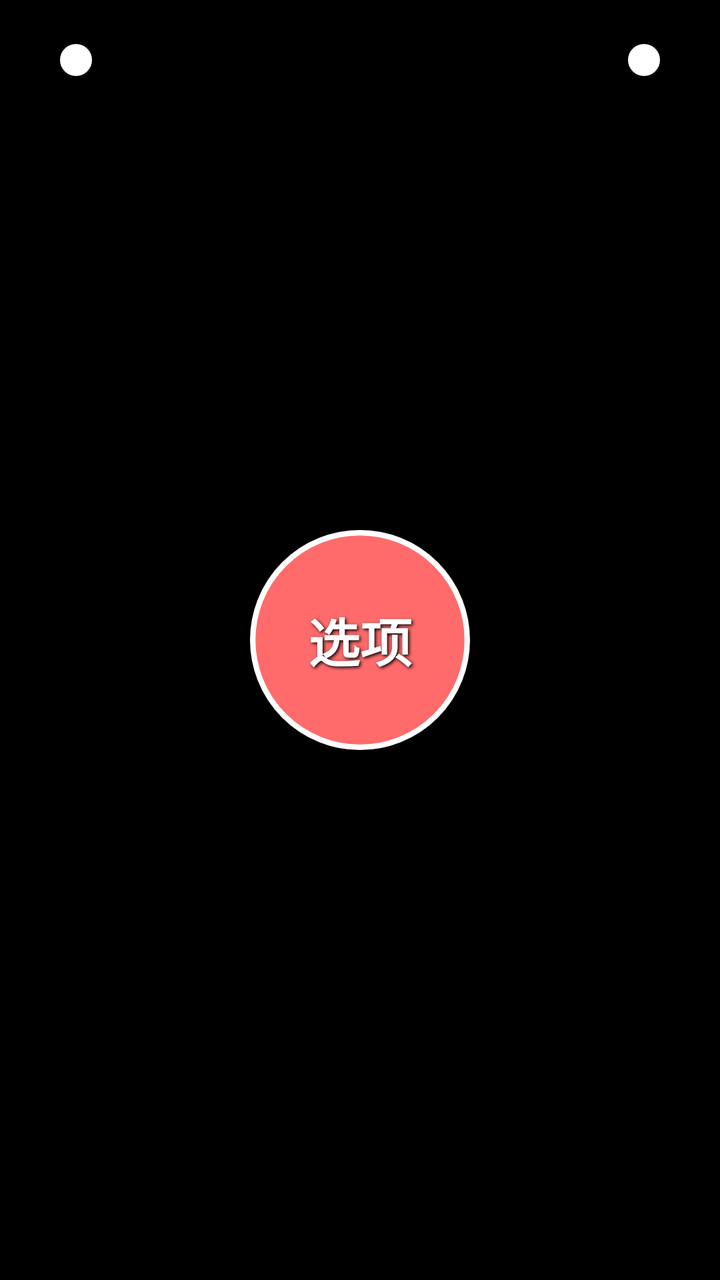
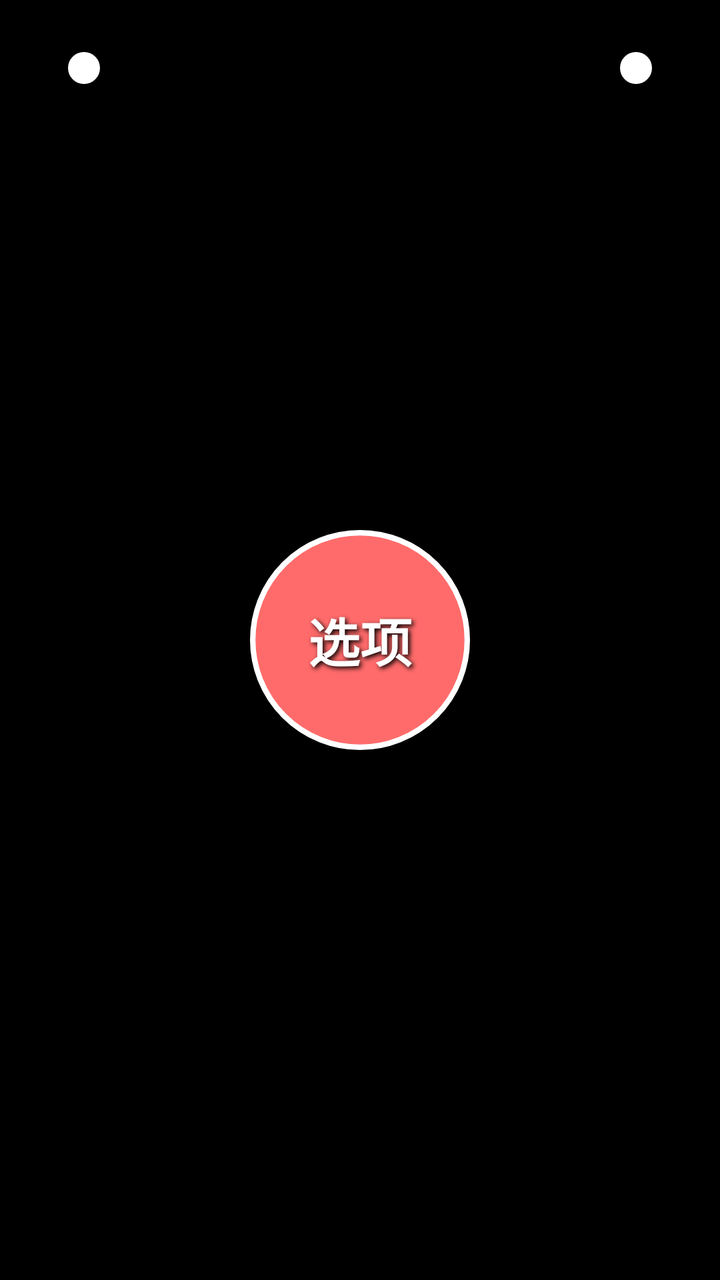

Before-and-after screenshots of an Android layout around one commit, followed by the original layout XML and the change that was made.
<!-- AndroidManifest.xml: application theme Theme.ChineseLearning -->
<!-- res/layout/item_monster_option.xml -->
<RelativeLayout xmlns:android="http://schemas.android.com/apk/res/android"
    android:layout_width="130dp"
    android:layout_height="150dp"
    android:focusable="true"
    android:clickable="true"
    android:background="@android:color/transparent"
    android:padding="4dp"
    android:clipChildren="false"
    android:clipToPadding="false">

    
    <ImageView
        android:id="@+id/iv_monster_body"
        android:layout_width="110dp"
        android:layout_height="110dp"
        android:layout_centerInParent="true"
        android:src="@drawable/monster_body_1" />

    
    <View
        android:id="@+id/eye_left"
        android:layout_width="16dp"
        android:layout_height="16dp"
        android:layout_marginTop="18dp"
        android:layout_marginStart="26dp"
        android:layout_alignParentStart="true"
        android:layout_alignParentTop="true"
        android:background="@drawable/eye_white" />

    
    <View
        android:id="@+id/eye_right"
        android:layout_width="16dp"
        android:layout_height="16dp"
        android:layout_marginTop="18dp"
        android:layout_marginEnd="26dp"
        android:layout_alignParentEnd="true"
        android:layout_alignParentTop="true"
        android:background="@drawable/eye_white" />

    
    <TextView
        android:id="@+id/tv_option_text"
        android:layout_width="wrap_content"
        android:layout_height="wrap_content"
        android:layout_centerInParent="true"
        android:text="选项"
        android:textColor="#FFFFFF"
        android:textSize="26sp"
        android:textStyle="bold"
        android:gravity="center"
        android:shadowColor="#000000"
        android:shadowDx="2"
        android:shadowDy="2"
        android:shadowRadius="4" />


</RelativeLayout>
<!-- resources referenced by this layout -->
<resources>
  <!-- drawable eye_white (drawable) -->
  <shape xmlns:android="http://schemas.android.com/apk/res/android"
      android:shape="oval">
      <solid android:color="#FFFFFF" />
  </shape>
  <!-- drawable monster_body_1 (drawable) -->
  <shape xmlns:android="http://schemas.android.com/apk/res/android"
      android:shape="oval">
      <solid android:color="#FF6B6B" />
      <stroke android:width="3dp" android:color="#FFFFFF" />
      <size android:width="120dp" android:height="120dp" />
  </shape>
  <style name="Theme.ChineseLearning" parent="Theme.AppCompat.NoActionBar">
          <item name="android:windowBackground">@color/black</item>
          <item name="android:colorPrimary">@color/purple_500</item>
          <item name="android:colorPrimaryDark">@color/purple_700</item>
          <item name="android:colorAccent">@color/teal_200</item>
      </style>
  <color name="black">#FF000000</color>
  <color name="purple_500">#FF6200EE</color>
  <color name="purple_700">#FF3700B3</color>
  <color name="teal_200">#FF03DAC5</color>
</resources>

<!-- the commit's change to res/layout/item_monster_option.xml (unified diff, before → after) -->
@@ -1,28 +1,29 @@
+<?xml version="1.0" encoding="utf-8"?>
 <RelativeLayout xmlns:android="http://schemas.android.com/apk/res/android"
-    android:layout_width="130dp"
-    android:layout_height="150dp"
+    android:layout_width="@dimen/monster_card_width"
+    android:layout_height="@dimen/monster_card_height"
     android:focusable="true"
     android:clickable="true"
     android:background="@android:color/transparent"
-    android:padding="4dp"
+    android:padding="8dp"
     android:clipChildren="false"
     android:clipToPadding="false">
 
     
     <ImageView
         android:id="@+id/iv_monster_body"
-        android:layout_width="110dp"
-        android:layout_height="110dp"
+        android:layout_width="@dimen/monster_body_size"
+        android:layout_height="@dimen/monster_body_size"
         android:layout_centerInParent="true"
         android:src="@drawable/monster_body_1" />
 
     
     <View
         android:id="@+id/eye_left"
-        android:layout_width="16dp"
-        android:layout_height="16dp"
-        android:layout_marginTop="18dp"
-        android:layout_marginStart="26dp"
+        android:layout_width="@dimen/monster_eye_size"
+        android:layout_height="@dimen/monster_eye_size"
+        android:layout_marginTop="@dimen/monster_eye_margin_top"
+        android:layout_marginStart="@dimen/monster_eye_margin_side"
         android:layout_alignParentStart="true"
         android:layout_alignParentTop="true"
         android:background="@drawable/eye_white" />
@@ -30,10 +31,10 @@
     
     <View
         android:id="@+id/eye_right"
-        android:layout_width="16dp"
-        android:layout_height="16dp"
-        android:layout_marginTop="18dp"
-        android:layout_marginEnd="26dp"
+        android:layout_width="@dimen/monster_eye_size"
+        android:layout_height="@dimen/monster_eye_size"
+        android:layout_marginTop="@dimen/monster_eye_margin_top"
+        android:layout_marginEnd="@dimen/monster_eye_margin_side"
         android:layout_alignParentEnd="true"
         android:layout_alignParentTop="true"
         android:background="@drawable/eye_white" />
@@ -46,13 +47,12 @@
         android:layout_centerInParent="true"
         android:text="选项"
         android:textColor="#FFFFFF"
-        android:textSize="26sp"
+        android:textSize="@dimen/option_text_size"
         android:textStyle="bold"
         android:gravity="center"
         android:shadowColor="#000000"
-        android:shadowDx="2"
-        android:shadowDy="2"
-        android:shadowRadius="4" />
-
+        android:shadowDx="3"
+        android:shadowDy="3"
+        android:shadowRadius="6" />
 
 </RelativeLayout>
<!-- resource entries referenced after the edit -->
@@ -1,5 +1,12 @@
 <!-- resources referenced by this layout -->
 <resources>
+  <dimen name="monster_body_size">110dp</dimen>
+  <dimen name="monster_card_height">150dp</dimen>
+  <dimen name="monster_card_width">130dp</dimen>
+  <dimen name="monster_eye_margin_side">26dp</dimen>
+  <dimen name="monster_eye_margin_top">18dp</dimen>
+  <dimen name="monster_eye_size">16dp</dimen>
+  <dimen name="option_text_size">26sp</dimen>
   <!-- drawable eye_white (drawable) -->
   <shape xmlns:android="http://schemas.android.com/apk/res/android"
       android:shape="oval">
